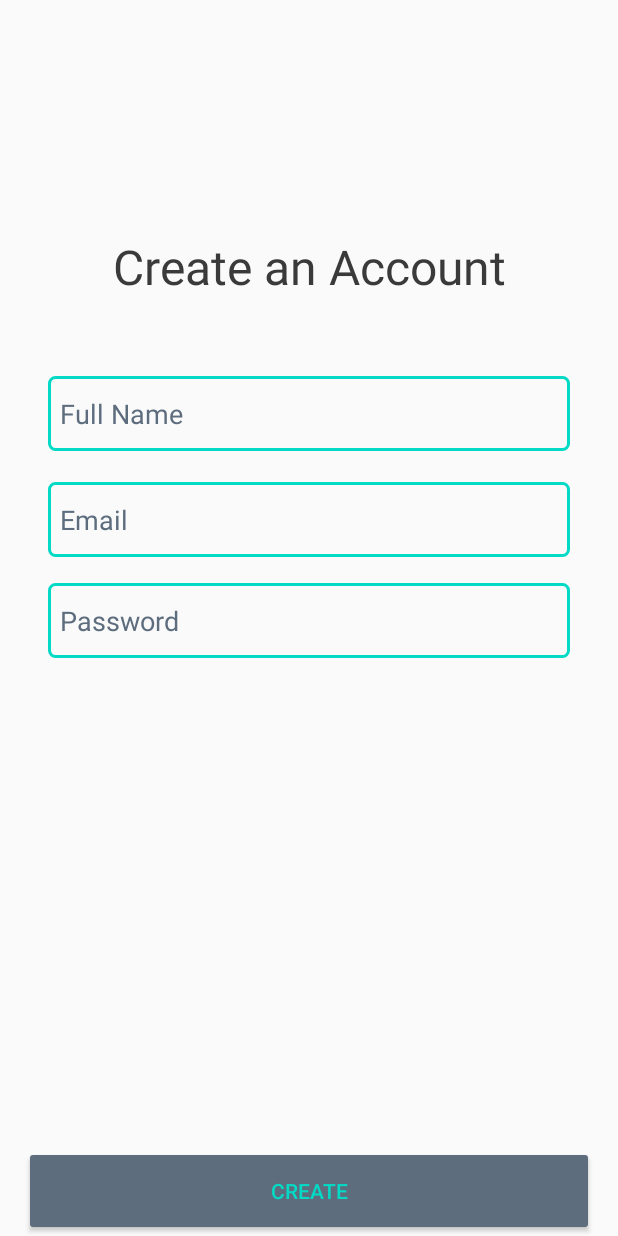
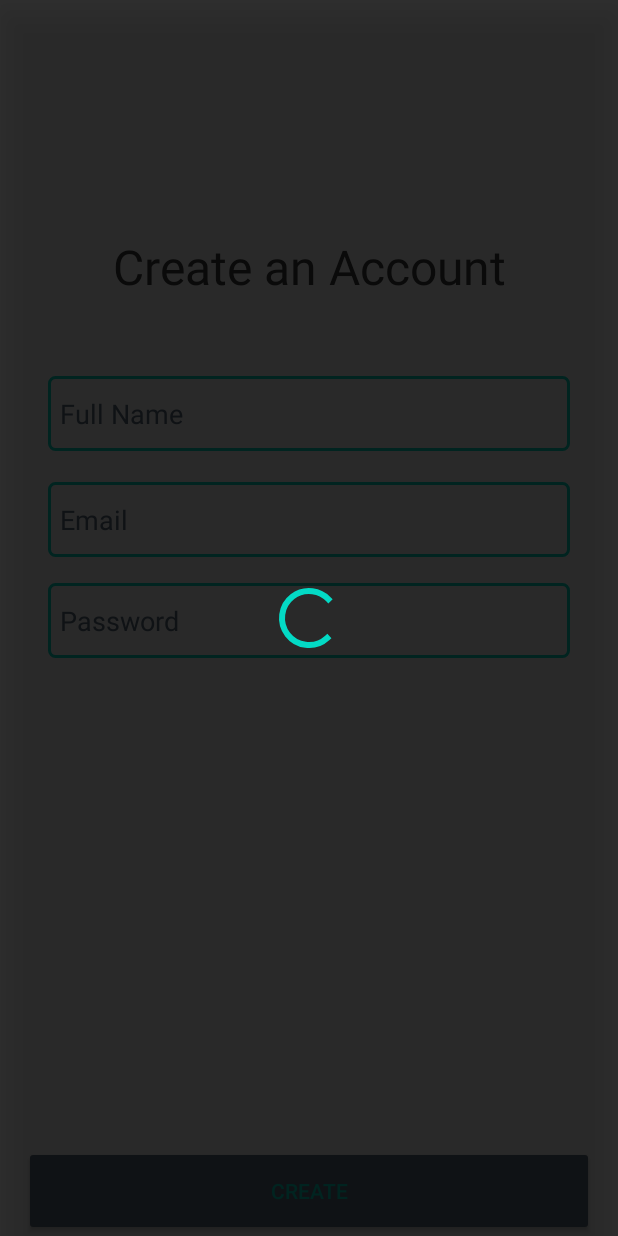
Before and after one commit to Theusma94/udacity-capstone, an Android app: the SignUpActivity screen opened directly, with no data from a screen before it, on a phone screen of 412 x 824 dp. Run offline under Robolectric (Android 15) with nearby library versions, the light colour scheme and no system bars; our stand-ins replace Firebase (no records; nobody signed in at launch, a user with empty details on screens opened directly), Room's generated code, data binding; 1 statement that could not run was skipped.

Commit message:
improves sign in/sign up loading feedback

```diff
--- a/app/src/main/java/com/theusmadev/coronareminder/ui/signin/SignInActivity.kt
+++ b/app/src/main/java/com/theusmadev/coronareminder/ui/signin/SignInActivity.kt
@@ -4,6 +4,7 @@ import android.content.Intent
 import androidx.appcompat.app.AppCompatActivity
 import android.os.Bundle
 import android.util.Log
+import android.widget.Toast
 import androidx.appcompat.app.AppCompatDelegate
 import androidx.databinding.DataBindingUtil
 import androidx.lifecycle.Observer
@@ -56,9 +57,14 @@ class SignInActivity : AppCompatActivity() {
         })
         viewModel.userLogged.observe(this, Observer { isLogged ->
             isLogged?.let { isLoggedNotNull ->
+                activitySignInBinding.loadingStatus = false
+                activitySignInBinding.invalidateAll()
+
                 if(isLoggedNotNull) {
                     startActivity(Intent(this, CoronaRemindersActivity::class.java))
                     finish()
+                } else {
+                    Toast.makeText(this, "Error on Sign in", Toast.LENGTH_LONG).show()
                 }
             }
         })
--- a/app/src/main/java/com/theusmadev/coronareminder/ui/signin/SignInViewModel.kt
+++ b/app/src/main/java/com/theusmadev/coronareminder/ui/signin/SignInViewModel.kt
@@ -37,6 +37,9 @@ class SignInViewModel: ViewModel() {
                     passwordContent.value!!
                 )
             )
+        } else {
+            _showLoading.value = false
+            _userLogged.value = false
         }
     }
 
--- a/app/src/main/java/com/theusmadev/coronareminder/ui/signup/SignUpActivity.kt
+++ b/app/src/main/java/com/theusmadev/coronareminder/ui/signup/SignUpActivity.kt
@@ -30,6 +30,7 @@ class SignUpActivity: AppCompatActivity() {
         activitySignUpBinding = DataBindingUtil.setContentView(this, R.layout.activity_sign_up)
         activitySignUpBinding.viewModel = viewModel
         activitySignUpBinding.lifecycleOwner = this
+        activitySignUpBinding.loadingStatus = false
 
         firebaseAuth = FirebaseAuth.getInstance()
 
@@ -37,6 +38,13 @@ class SignUpActivity: AppCompatActivity() {
     }
 
     private fun setupObservers() {
+        viewModel.showLoading.observe(this, Observer { isLoading ->
+            isLoading?.let { isLoadingNotNull ->
+                activitySignUpBinding.loadingStatus = isLoadingNotNull
+                activitySignUpBinding.invalidateAll()
+            }
+        })
+
         viewModel.userCreated.observe(this, Observer { response ->
             response?.let { responseNotNull ->
                 if(responseNotNull) {
@@ -48,4 +56,9 @@ class SignUpActivity: AppCompatActivity() {
         })
     }
 
+    override fun onDestroy() {
+        super.onDestroy()
+        viewModel.onClearData()
+    }
+
 }
--- a/app/src/main/res/layout/activity_sign_up.xml
+++ b/app/src/main/res/layout/activity_sign_up.xml
@@ -2,9 +2,14 @@
 <layout xmlns:app="http://schemas.android.com/apk/res-auto"
     xmlns:android="http://schemas.android.com/apk/res/android">
     <data>
+        <import type="android.view.View"/>
         <variable
             name="viewModel"
             type="com.theusmadev.coronareminder.ui.signup.SignUpViewModel" />
+
+        <variable
+            name="loadingStatus"
+            type="boolean" />
     </data>
 
     <androidx.constraintlayout.widget.ConstraintLayout
@@ -81,6 +86,13 @@
             android:onClick="@{() -> viewModel.checkToCreate()}"
             app:layout_constraintBottom_toBottomOf="parent" />
 
-
+        <include
+            layout="@layout/loading"
+            android:layout_width="match_parent"
+            android:layout_height="match_parent"
+            android:visibility="@{loadingStatus ? View.VISIBLE : View.GONE}"
+            app:layout_constraintEnd_toEndOf="parent"
+            app:layout_constraintStart_toStartOf="parent"
+            app:layout_constraintTop_toTopOf="parent" />
     </androidx.constraintlayout.widget.ConstraintLayout>
 </layout>
```
Also changed, not shown: app/src/main/java/com/theusmadev/coronareminder/ui/signup/SignUpViewModel.kt (+13 -0 lines).
